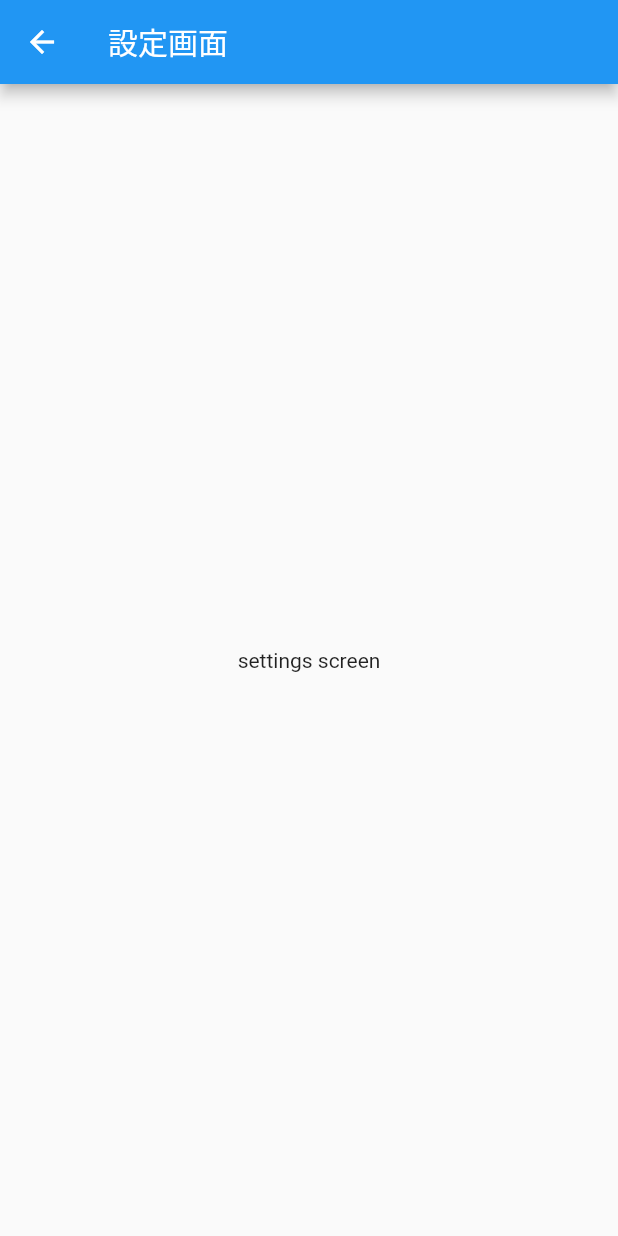
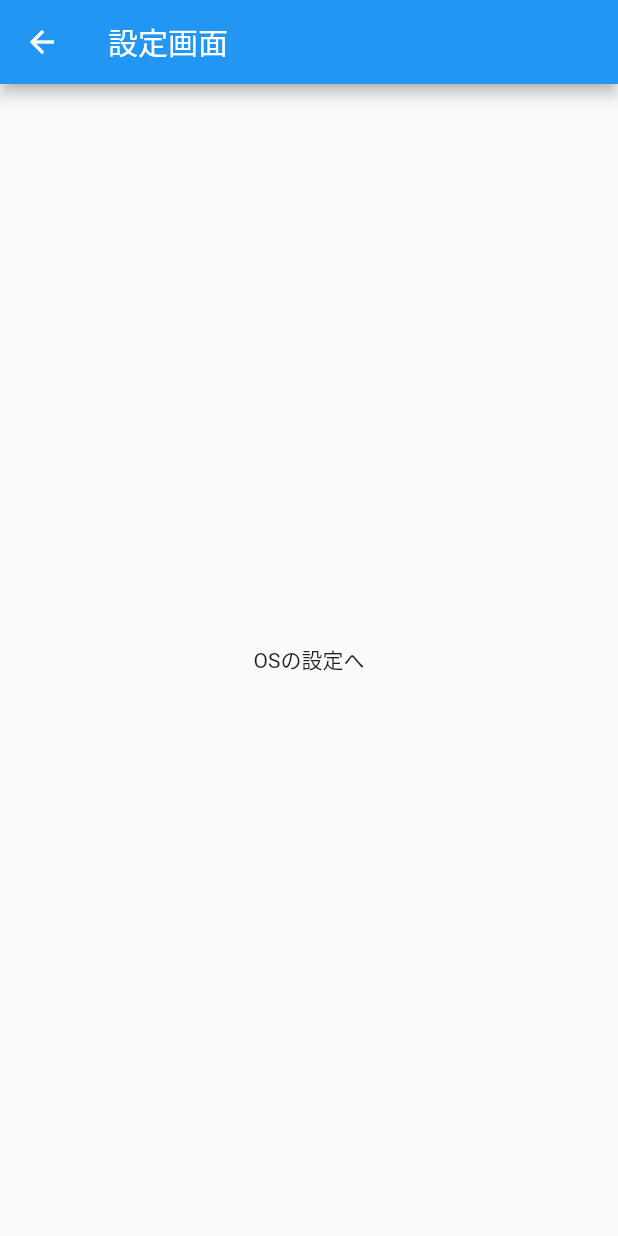
Before and after one commit to ume-kun1015/board, a Flutter app: the SettingsIndexScreen screen opened directly, on a phone screen of 412 x 824 dp. Run offline on Flutter 3.47's test engine with Material 2 defaults, Android fonts, the phone set to English and light mode, and no system bars; our stand-ins replace hooks_riverpod.

Commit message:
fix: fix text

```diff
--- a/lib/main.dart
+++ b/lib/main.dart
@@ -13,7 +13,7 @@ class MyApp extends StatelessWidget {
   @override
   Widget build(BuildContext context) {
     return MaterialApp(
-      title: 'Flutter Demo',
+      title: 'Board App',
       theme: ThemeData(
         primarySwatch: Colors.blue,
       ),
--- a/lib/screens/settings/settings_index.dart
+++ b/lib/screens/settings/settings_index.dart
@@ -13,7 +13,7 @@ class SettingsIndexScreen extends StatelessWidget {
         child: Column(
           mainAxisAlignment: MainAxisAlignment.center,
           children: const <Widget>[
-            Text('settings screen'),
+            Text('OSの設定へ'),
           ],
         ),
       ),
```
